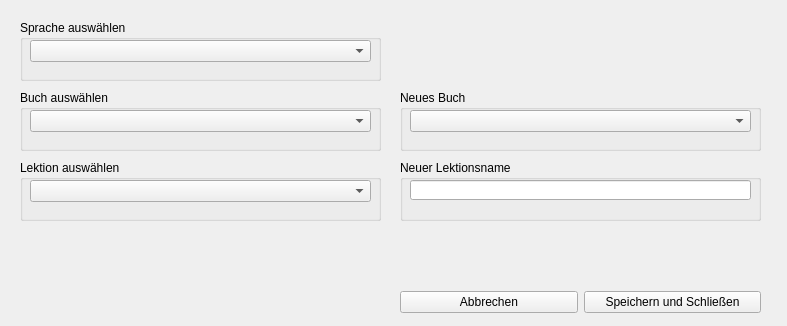
First picture: the form in UIs/WindowLektionAendern.ui, repository JPaehr/VokabelTrainer, before the edit.
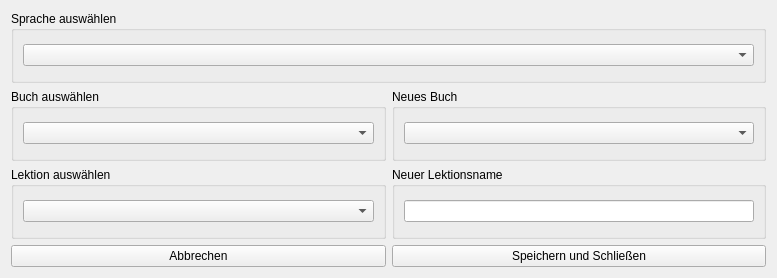
Second picture: the form after the edit.

Commit message: Layout von Quellendateien für Buch, Lektion, sprache ändern und Wörterbuch resizeable gemacht

Patch:
```diff
--- a/UIs/WindowLektionAendern.ui
+++ b/UIs/WindowLektionAendern.ui
@@ -6,91 +6,89 @@
    <rect>
     <x>0</x>
     <y>0</y>
-    <width>787</width>
-    <height>326</height>
+    <width>777</width>
+    <height>278</height>
    </rect>
   </property>
   <property name="windowTitle">
    <string>Lektion Ändern</string>
   </property>
+  <layout class="QVBoxLayout" name="verticalLayout_8">
+   <item>
+    <layout class="QVBoxLayout" name="verticalLayout_4">
+     <item>
+      <layout class="QVBoxLayout" name="verticalLayout">
+       <item>
   <widget class="QGroupBox" name="groupBox">
-   <property name="geometry">
-    <rect>
-     <x>20</x>
-     <y>20</y>
-     <width>361</width>
-     <height>61</height>
-    </rect>
-   </property>
    <property name="title">
     <string>Sprache auswählen</string>
    </property>
-   <widget class="QComboBox" name="cBSpracheAuswaehlen">
-    <property name="geometry">
-     <rect>
-      <x>10</x>
-      <y>20</y>
-      <width>341</width>
-      <height>22</height>
-     </rect>
-    </property>
-   </widget>
-  </widget>
-  <widget class="QGroupBox" name="groupBox_2">
-   <property name="geometry">
-    <rect>
-     <x>400</x>
-     <y>160</y>
-     <width>361</width>
-     <height>61</height>
-    </rect>
-   </property>
-   <property name="title">
-    <string>Neuer Lektionsname</string>
-   </property>
-   <widget class="QLineEdit" name="tfNeuerName">
-    <property name="geometry">
-     <rect>
-      <x>10</x>
-      <y>20</y>
-      <width>341</width>
-      <height>20</height>
-     </rect>
-    </property>
-   </widget>
-  </widget>
+         <layout class="QVBoxLayout" name="verticalLayout_7">
+          <item>
+           <widget class="QComboBox" name="cBSpracheAuswaehlen"/>
+          </item>
+         </layout>
+        </widget>
+       </item>
+       <item>
+        <layout class="QHBoxLayout" name="horizontalLayout_2">
+         <item>
   <widget class="QGroupBox" name="groupBox_3">
-   <property name="geometry">
-    <rect>
-     <x>20</x>
-     <y>90</y>
-     <width>361</width>
-     <height>61</height>
-    </rect>
-   </property>
    <property name="title">
     <string>Buch auswählen</string>
    </property>
-   <widget class="QComboBox" name="cbBuchAuswaehlen">
-    <property name="geometry">
-     <rect>
-      <x>10</x>
-      <y>20</y>
-      <width>341</width>
-      <height>22</height>
-     </rect>
-    </property>
-   </widget>
-  </widget>
-  <widget class="QWidget" name="layoutWidget">
-   <property name="geometry">
-    <rect>
-     <x>400</x>
-     <y>290</y>
-     <width>361</width>
-     <height>25</height>
-    </rect>
-   </property>
+           <layout class="QVBoxLayout" name="verticalLayout_6">
+            <item>
+             <widget class="QComboBox" name="cbBuchAuswaehlen"/>
+            </item>
+           </layout>
+          </widget>
+         </item>
+         <item>
+          <widget class="QGroupBox" name="groupBox_4">
+           <property name="title">
+            <string>Neues Buch</string>
+           </property>
+           <layout class="QVBoxLayout" name="verticalLayout_3">
+            <item>
+             <widget class="QComboBox" name="cbNeuesBuch"/>
+            </item>
+           </layout>
+          </widget>
+         </item>
+        </layout>
+       </item>
+       <item>
+        <layout class="QHBoxLayout" name="horizontalLayout_3" stretch="1,1">
+         <item>
+          <widget class="QGroupBox" name="groupBox_5">
+           <property name="title">
+            <string>Lektion auswählen</string>
+           </property>
+           <layout class="QVBoxLayout" name="verticalLayout_5">
+            <item>
+             <widget class="QComboBox" name="cbLektionAuswaehlen"/>
+            </item>
+           </layout>
+          </widget>
+         </item>
+         <item>
+          <widget class="QGroupBox" name="groupBox_2">
+           <property name="title">
+            <string>Neuer Lektionsname</string>
+           </property>
+           <layout class="QVBoxLayout" name="verticalLayout_2">
+            <item>
+             <widget class="QLineEdit" name="tfNeuerName"/>
+            </item>
+           </layout>
+          </widget>
+         </item>
+        </layout>
+       </item>
+      </layout>
+     </item>
+     <item>
    <layout class="QHBoxLayout" name="horizontalLayout">
     <item>
      <widget class="QPushButton" name="btnAbbrechen">
@@ -107,53 +105,10 @@
      </widget>
     </item>
    </layout>
-  </widget>
-  <widget class="QGroupBox" name="groupBox_4">
-   <property name="geometry">
-    <rect>
-     <x>400</x>
-     <y>90</y>
-     <width>361</width>
-     <height>61</height>
-    </rect>
-   </property>
-   <property name="title">
-    <string>Neues Buch</string>
-   </property>
-   <widget class="QComboBox" name="cbNeuesBuch">
-    <property name="geometry">
-     <rect>
-      <x>10</x>
-      <y>20</y>
-      <width>341</width>
-      <height>22</height>
-     </rect>
-    </property>
-   </widget>
-  </widget>
-  <widget class="QGroupBox" name="groupBox_5">
-   <property name="geometry">
-    <rect>
-     <x>20</x>
-     <y>160</y>
-     <width>361</width>
-     <height>61</height>
-    </rect>
-   </property>
-   <property name="title">
-    <string>Lektion auswählen</string>
-   </property>
-   <widget class="QComboBox" name="cbLektionAuswaehlen">
-    <property name="geometry">
-     <rect>
-      <x>10</x>
-      <y>20</y>
-      <width>341</width>
-      <height>22</height>
-     </rect>
-    </property>
-   </widget>
-  </widget>
+     </item>
+    </layout>
+   </item>
+  </layout>
  </widget>
  <resources/>
  <connections/>
```
Lines whose indentation alone changed are shown as unchanged. The commit also changes 4 other files.
